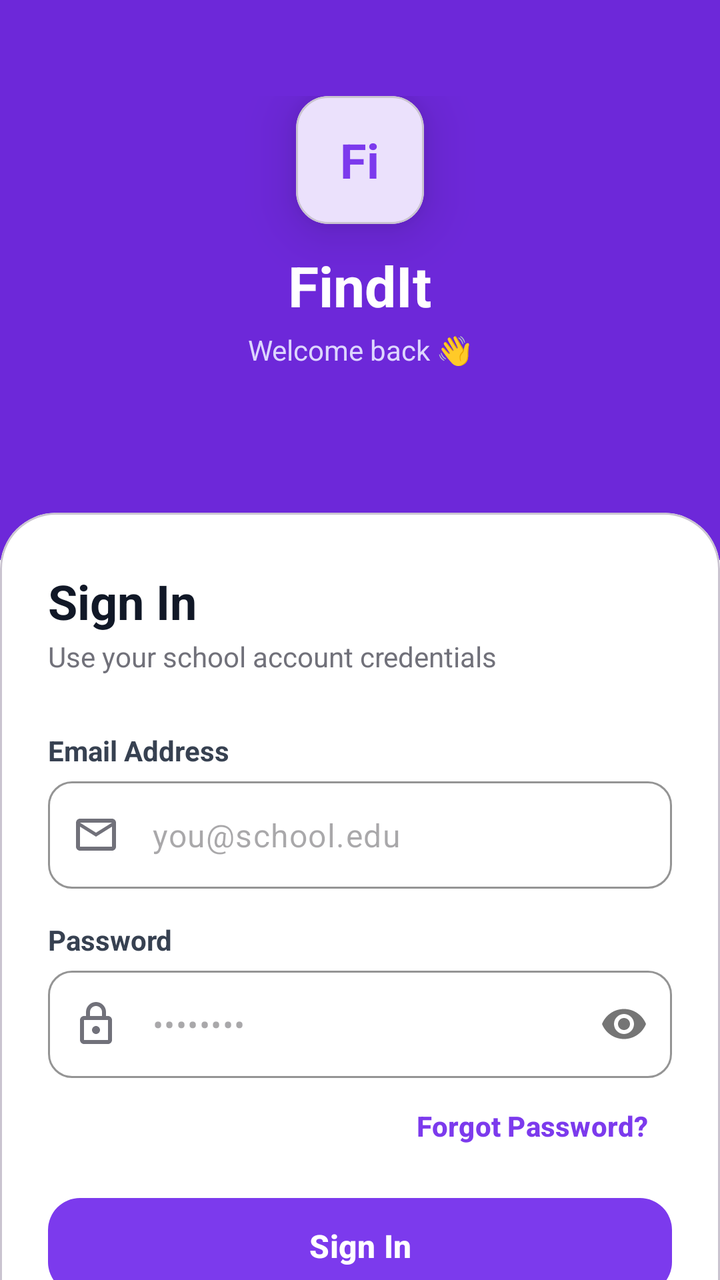
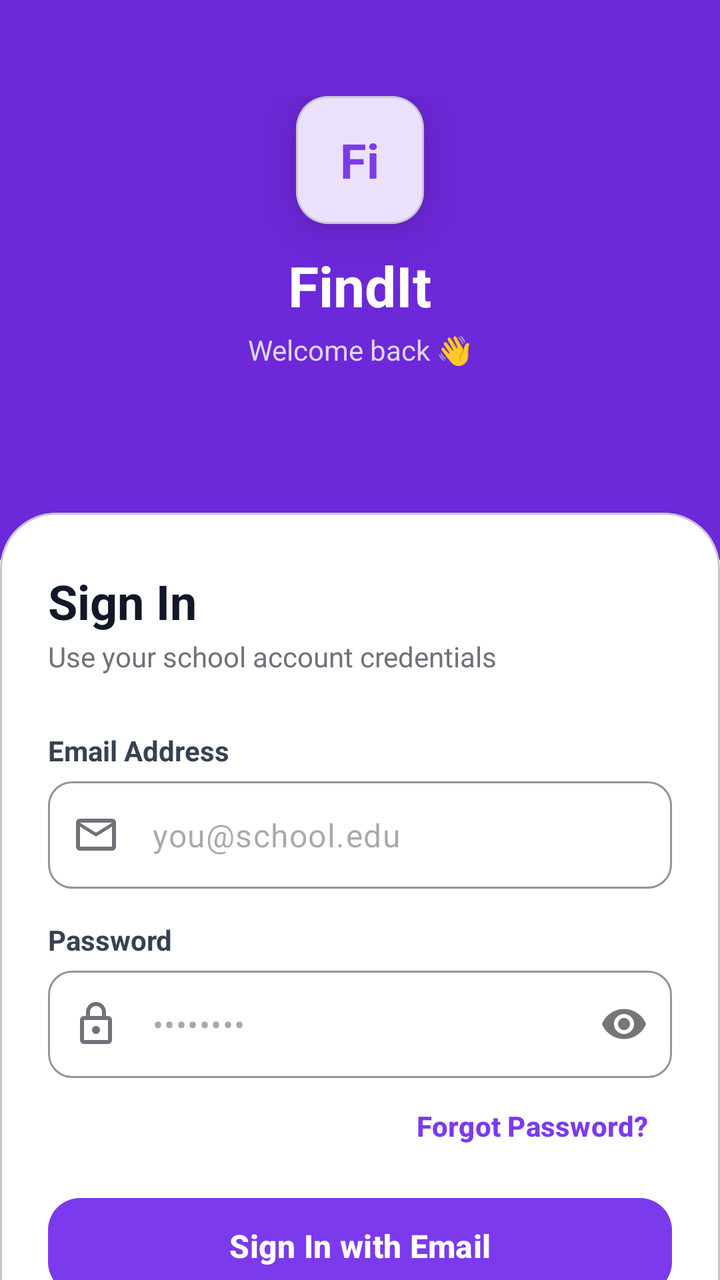

Before-and-after screenshots of an Android layout around one commit, followed by the original layout XML and the change that was made.
<!-- AndroidManifest.xml: application theme Theme.FindIt -->
<!-- res/layout/fragment_login.xml -->
<?xml version="1.0" encoding="utf-8"?>
<androidx.core.widget.NestedScrollView xmlns:android="http://schemas.android.com/apk/res/android"
    xmlns:app="http://schemas.android.com/apk/res-auto"
    android:layout_width="match_parent"
    android:layout_height="match_parent"
    android:background="@color/white"
    android:fillViewport="true">

    <androidx.constraintlayout.widget.ConstraintLayout
        android:layout_width="match_parent"
        android:layout_height="wrap_content">

        
        <View
            android:id="@+id/hero_background"
            android:layout_width="match_parent"
            android:layout_height="280dp"
            android:background="@color/violet_700"
            app:layout_constraintTop_toTopOf="parent" />

        <LinearLayout
            android:id="@+id/header_container"
            android:layout_width="match_parent"
            android:layout_height="wrap_content"
            android:gravity="center_horizontal"
            android:orientation="vertical"
            android:paddingTop="48dp"
            app:layout_constraintTop_toTopOf="parent">

            <com.google.android.material.card.MaterialCardView
                android:layout_width="64dp"
                android:layout_height="64dp"
                app:cardBackgroundColor="@color/white"
                app:cardCornerRadius="16dp"
                app:cardElevation="16dp">

                <TextView
                    android:layout_width="wrap_content"
                    android:layout_height="wrap_content"
                    android:layout_gravity="center"
                    android:text="Fi"
                    android:textColor="@color/violet_600"
                    android:textSize="24sp"
                    android:textStyle="bold" />
            </com.google.android.material.card.MaterialCardView>

            <TextView
                android:layout_width="wrap_content"
                android:layout_height="wrap_content"
                android:layout_marginTop="12dp"
                android:text="FindIt"
                android:textColor="@color/white"
                android:textSize="28sp"
                android:textStyle="bold" />

            <TextView
                android:layout_width="wrap_content"
                android:layout_height="wrap_content"
                android:layout_marginTop="4dp"
                android:text="Welcome back 👋"
                android:textColor="@color/violet_200"
                android:textSize="14sp" />
        </LinearLayout>

        
        <com.google.android.material.card.MaterialCardView
            android:layout_width="match_parent"
            android:layout_height="wrap_content"
            android:layout_marginTop="-24dp"
            app:cardBackgroundColor="@color/white"
            app:cardCornerRadius="28dp"
            app:cardElevation="0dp"
            app:layout_constraintTop_toBottomOf="@id/hero_background">

            <LinearLayout
                android:layout_width="match_parent"
                android:layout_height="wrap_content"
                android:orientation="vertical"
                android:paddingHorizontal="24dp"
                android:paddingVertical="28dp">

                <TextView
                    android:layout_width="wrap_content"
                    android:layout_height="wrap_content"
                    android:text="Sign In"
                    android:textColor="@color/gray_900"
                    android:textSize="24sp"
                    android:textStyle="bold" />

                <TextView
                    android:layout_width="wrap_content"
                    android:layout_height="wrap_content"
                    android:layout_marginTop="2dp"
                    android:text="Use your school account credentials"
                    android:textColor="@color/gray_400"
                    android:textSize="14sp" />

                <TextView
                    android:id="@+id/error_text"
                    android:layout_width="wrap_content"
                    android:layout_height="wrap_content"
                    android:layout_marginTop="16dp"
                    android:textColor="@color/red_500"
                    android:textSize="14sp"
                    android:visibility="gone" />

                <TextView
                    android:layout_width="wrap_content"
                    android:layout_height="wrap_content"
                    android:layout_marginTop="28dp"
                    android:text="Email Address"
                    android:textColor="@color/gray_700"
                    android:textSize="14sp"
                    android:textStyle="bold" />

                <com.google.android.material.textfield.TextInputLayout
                    android:id="@+id/email_layout"
                    style="@style/Widget.Material3.TextInputLayout.OutlinedBox"
                    android:layout_width="match_parent"
                    android:layout_height="wrap_content"
                    android:layout_marginTop="6dp"
                    app:boxCornerRadiusBottomEnd="12dp"
                    app:boxCornerRadiusBottomStart="12dp"
                    app:boxCornerRadiusTopEnd="12dp"
                    app:boxCornerRadiusTopStart="12dp"
                    app:boxStrokeColor="@color/violet_400"
                    app:hintEnabled="false"
                    app:startIconDrawable="@drawable/ic_email"
                    app:startIconTint="@color/gray_400">

                    <com.google.android.material.textfield.TextInputEditText
                        android:id="@+id/email_edit_text"
                        android:layout_width="match_parent"
                        android:layout_height="wrap_content"
                        android:hint="you@school.edu"
                        android:inputType="textEmailAddress"
                        android:paddingVertical="16dp" />
                </com.google.android.material.textfield.TextInputLayout>

                <TextView
                    android:layout_width="wrap_content"
                    android:layout_height="wrap_content"
                    android:layout_marginTop="16dp"
                    android:text="Password"
                    android:textColor="@color/gray_700"
                    android:textSize="14sp"
                    android:textStyle="bold" />

                <com.google.android.material.textfield.TextInputLayout
                    android:id="@+id/password_layout"
                    style="@style/Widget.Material3.TextInputLayout.OutlinedBox"
                    android:layout_width="match_parent"
                    android:layout_height="wrap_content"
                    android:layout_marginTop="6dp"
                    app:boxCornerRadiusBottomEnd="12dp"
                    app:boxCornerRadiusBottomStart="12dp"
                    app:boxCornerRadiusTopEnd="12dp"
                    app:boxCornerRadiusTopStart="12dp"
                    app:boxStrokeColor="@color/violet_400"
                    app:hintEnabled="false"
                    app:passwordToggleEnabled="true"
                    app:startIconDrawable="@drawable/ic_lock"
                    app:startIconTint="@color/gray_400">

                    <com.google.android.material.textfield.TextInputEditText
                        android:id="@+id/password_edit_text"
                        android:layout_width="match_parent"
                        android:layout_height="wrap_content"
                        android:hint="••••••••"
                        android:inputType="textPassword"
                        android:paddingVertical="16dp" />
                </com.google.android.material.textfield.TextInputLayout>

                <Button
                    android:id="@+id/forgot_password_button"
                    style="@style/Widget.Material3.Button.TextButton"
                    android:layout_width="wrap_content"
                    android:layout_height="wrap_content"
                    android:layout_gravity="end"
                    android:text="Forgot Password?"
                    android:textColor="@color/violet_600"
                    android:textStyle="bold" />

                <com.google.android.material.button.MaterialButton
                    android:id="@+id/sign_in_button"
                    android:layout_width="match_parent"
                    android:layout_height="56dp"
                    android:layout_marginTop="8dp"
                    android:text="Sign In"
                    android:textAllCaps="false"
                    android:textSize="16sp"
                    android:textStyle="bold"
                    app:backgroundTint="@color/violet_600"
                    app:cornerRadius="16dp"
                    app:elevation="8dp" />

                <LinearLayout
                    android:layout_width="match_parent"
                    android:layout_height="wrap_content"
                    android:layout_marginTop="20dp"
                    android:gravity="center"
                    android:orientation="horizontal">

                    <TextView
                        android:layout_width="wrap_content"
                        android:layout_height="wrap_content"
                        android:text="New to FindIt? "
                        android:textColor="@color/gray_400"
                        android:textSize="14sp" />

                    <Button
                        android:id="@+id/create_account_button"
                        style="@style/Widget.Material3.Button.TextButton"
                        android:layout_width="wrap_content"
                        android:layout_height="wrap_content"
                        android:text="Create Account"
                        android:textColor="@color/violet_600"
                        android:textStyle="bold" />
                </LinearLayout>

                <com.google.android.material.card.MaterialCardView
                    android:layout_width="match_parent"
                    android:layout_height="wrap_content"
                    android:layout_marginTop="24dp"
                    app:cardBackgroundColor="@color/amber_50"
                    app:cardCornerRadius="16dp"
                    app:cardElevation="0dp">

                    <LinearLayout
                        android:layout_width="match_parent"
                        android:layout_height="wrap_content"
                        android:gravity="center"
                        android:orientation="vertical"
                        android:padding="16dp">

                        <TextView
                            android:layout_width="wrap_content"
                            android:layout_height="wrap_content"
                            android:text="Admin Access"
                            android:textColor="@color/amber_800"
                            android:textSize="12sp"
                            android:textStyle="bold" />

                        <TextView
                            android:layout_width="wrap_content"
                            android:layout_height="wrap_content"
                            android:layout_marginTop="4dp"
                            android:gravity="center"
                            android:text="Sign in with admin@school.edu to open the Admin Panel"
                            android:textColor="@color/amber_700"
                            android:textSize="12sp" />
                    </LinearLayout>
                </com.google.android.material.card.MaterialCardView>
            </LinearLayout>
        </com.google.android.material.card.MaterialCardView>
    </androidx.constraintlayout.widget.ConstraintLayout>
</androidx.core.widget.NestedScrollView>
<!-- resources referenced by this layout -->
<resources>
  <color name="amber_50">#FFFBEB</color>
  <color name="amber_700">#B45309</color>
  <color name="amber_800">#92400E</color>
  <color name="gray_400">#71717A</color>
  <color name="gray_700">#374151</color>
  <color name="gray_900">#111827</color>
  <color name="red_500">#EF4444</color>
  <color name="violet_200">#DDD6FE</color>
  <color name="violet_400">#A78BFA</color>
  <color name="violet_600">#7C3AED</color>
  <color name="violet_700">#6D28D9</color>
  <color name="white">#FFFFFF</color>
  <!-- drawable ic_email (drawable) -->
  <vector xmlns:android="http://schemas.android.com/apk/res/android"
      android:width="24dp"
      android:height="24dp"
      android:viewportWidth="24"
      android:viewportHeight="24">
    <path
        android:fillColor="@android:color/black"
        android:pathData="M20,4L4,4c-1.1,0 -1.99,0.9 -1.99,2L2,18c0,1.1 0.9,2 2,2h16c1.1,0 2,-0.9 2,-2L22,6c0,-1.1 -0.9,-2 -2,-2zM20,18L4,18L4,8l8,5 8,-5v10zM12,11L4,6h16l-8,5z"/>
  </vector>
  <!-- drawable ic_lock (drawable) -->
  <vector xmlns:android="http://schemas.android.com/apk/res/android"
      android:width="24dp"
      android:height="24dp"
      android:viewportWidth="24"
      android:viewportHeight="24">
    <path
        android:fillColor="@android:color/black"
        android:pathData="M18,8h-1L17,6c0,-2.76 -2.24,-5 -5,-5S7,3.24 7,6v2L6,8c-1.1,0 -2,0.9 -2,2v10c0,1.1 0.9,2 2,2h12c1.1,0 2,-0.9 2,-2L20,10c0,-1.1 -0.9,-2 -2,-2zM9,6c0,-1.66 1.34,-3 3,-3s3,1.34 3,3v2L9,8L9,6zM18,20L6,20L6,10h12v10zM12,13c-1.1,0 -2,0.9 -2,2s0.9,2 2,2 2,-0.9 2,-2 -0.9,-2 -2,-2z"/>
  </vector>
  <style name="Theme.FindIt" parent="Theme.Material3.DayNight.NoActionBar">
          
          <item name="colorPrimary">@color/violet_600</item>
          <item name="colorOnPrimary">@color/white</item>
          <item name="colorPrimaryContainer">@color/violet_100</item>
          <item name="colorOnPrimaryContainer">@color/violet_900</item>
  
          
          <item name="colorSecondary">@color/violet_400</item>
          <item name="colorOnSecondary">@color/white</item>
  
          
          <item name="android:statusBarColor">@android:color/transparent</item>
          <item name="android:windowLightStatusBar">true</item>
  
          
          <item name="android:windowBackground">@color/white</item>
  
          <item name="colorSurface">@color/white</item>
          <item name="colorOnSurface">@color/gray_900</item>
          <item name="colorSurfaceVariant">@color/gray_50</item>
          <item name="colorOnSurfaceVariant">@color/gray_500</item>
  
          <item name="colorError">@color/red_500</item>
          <item name="colorOnError">@color/white</item>
      </style>
  <color name="violet_100">#EDE9FE</color>
  <color name="violet_900">#4C1D95</color>
  <color name="gray_50">#F9FAFB</color>
  <color name="gray_500">#52525B</color>
</resources>

<!-- the commit's change to res/layout/fragment_login.xml (unified diff, before → after) -->
@@ -186,13 +186,31 @@
                     android:layout_width="match_parent"
                     android:layout_height="56dp"
                     android:layout_marginTop="8dp"
-                    android:text="Sign In"
+                    android:text="Sign In with Email"
                     android:textAllCaps="false"
                     android:textSize="16sp"
                     android:textStyle="bold"
                     app:backgroundTint="@color/violet_600"
                     app:cornerRadius="16dp"
                     app:elevation="8dp" />
+
+                <com.google.android.material.button.MaterialButton
+                    android:id="@+id/google_sign_in_button"
+                    style="@style/Widget.Material3.Button.OutlinedButton"
+                    android:layout_width="match_parent"
+                    android:layout_height="56dp"
+                    android:layout_marginTop="12dp"
+                    android:text="Continue with Google"
+                    android:textAllCaps="false"
+                    android:textColor="@color/gray_800"
+                    android:textSize="16sp"
+                    android:textStyle="bold"
+                    app:icon="@drawable/ic_google"
+                    app:iconGravity="textStart"
+                    app:iconPadding="8dp"
+                    app:cornerRadius="16dp"
+                    app:strokeColor="@color/gray_300"
+                    app:iconTint="@null"/>
 
                 <LinearLayout
                     android:layout_width="match_parent"
<!-- resource entries referenced after the edit -->
@@ -3,8 +3,10 @@
   <color name="amber_50">#FFFBEB</color>
   <color name="amber_700">#B45309</color>
   <color name="amber_800">#92400E</color>
+  <color name="gray_300">#D1D5DB</color>
   <color name="gray_400">#71717A</color>
   <color name="gray_700">#374151</color>
+  <color name="gray_800">#1F2937</color>
   <color name="gray_900">#111827</color>
   <color name="red_500">#EF4444</color>
   <color name="violet_200">#DDD6FE</color>
@@ -22,6 +24,7 @@
         android:fillColor="@android:color/black"
         android:pathData="M20,4L4,4c-1.1,0 -1.99,0.9 -1.99,2L2,18c0,1.1 0.9,2 2,2h16c1.1,0 2,-0.9 2,-2L22,6c0,-1.1 -0.9,-2 -2,-2zM20,18L4,18L4,8l8,5 8,-5v10zM12,11L4,6h16l-8,5z"/>
   </vector>
+  <!-- drawable ic_google: png bitmap (drawable, 2343 bytes) -->
   <!-- drawable ic_lock (drawable) -->
   <vector xmlns:android="http://schemas.android.com/apk/res/android"
       android:width="24dp"
